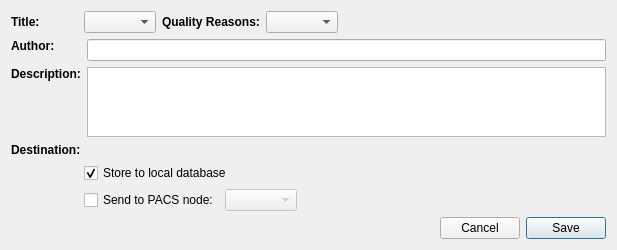
Qt form starviewer/src/core/keyimagenotecreatorwidgetbase.ui (starviewer-medical/starviewer) before a commit.
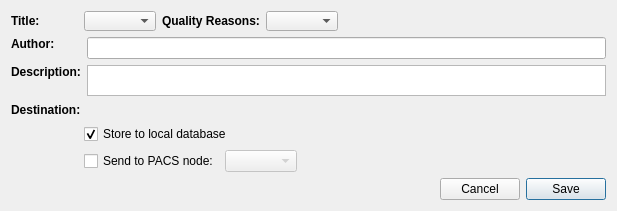
The same form after that commit. Icons and pictures are not drawn.

What changed in the file:
```diff
--- a/starviewer/src/core/keyimagenotecreatorwidgetbase.ui
+++ b/starviewer/src/core/keyimagenotecreatorwidgetbase.ui
@@ -7,7 +7,7 @@
     <x>0</x>
     <y>0</y>
     <width>617</width>
-    <height>235</height>
+    <height>211</height>
    </rect>
   </property>
   <property name="sizePolicy">
@@ -62,11 +62,17 @@
      <item>
       <widget class="QComboBox" name="m_documentTitleComboBox">
        <property name="sizePolicy">
-        <sizepolicy hsizetype="Preferred" vsizetype="Preferred">
+        <sizepolicy hsizetype="Preferred" vsizetype="Fixed">
          <horstretch>0</horstretch>
          <verstretch>0</verstretch>
         </sizepolicy>
        </property>
+       <property name="maximumSize">
+        <size>
+         <width>16777215</width>
+         <height>20</height>
+        </size>
+       </property>
       </widget>
      </item>
      <item>
@@ -100,11 +106,17 @@
         <bool>true</bool>
        </property>
        <property name="sizePolicy">
-        <sizepolicy hsizetype="Preferred" vsizetype="Preferred">
+        <sizepolicy hsizetype="Preferred" vsizetype="Fixed">
          <horstretch>0</horstretch>
          <verstretch>0</verstretch>
         </sizepolicy>
        </property>
+       <property name="maximumSize">
+        <size>
+         <width>16777215</width>
+         <height>20</height>
+        </size>
+       </property>
       </widget>
      </item>
      <item>
@@ -124,9 +136,6 @@
    </item>
    <item>
     <layout class="QFormLayout" name="formLayout">
-     <property name="fieldGrowthPolicy">
-      <enum>QFormLayout::AllNonFixedFieldsGrow</enum>
-     </property>
      <item row="0" column="0">
       <widget class="QLabel" name="m_observerNameLabel">
        <property name="sizePolicy">
@@ -196,7 +205,7 @@
      <item row="1" column="1">
       <widget class="QTextEdit" name="m_keyObjectDescription">
        <property name="sizePolicy">
-        <sizepolicy hsizetype="Preferred" vsizetype="Preferred">
+        <sizepolicy hsizetype="Preferred" vsizetype="Fixed">
          <horstretch>0</horstretch>
          <verstretch>0</verstretch>
         </sizepolicy>
@@ -204,7 +213,7 @@
        <property name="maximumSize">
         <size>
          <width>16777215</width>
-         <height>16777215</height>
+         <height>31</height>
         </size>
        </property>
       </widget>
```
Left out of the diff: 4 changed lines with no effect on the pictures.
